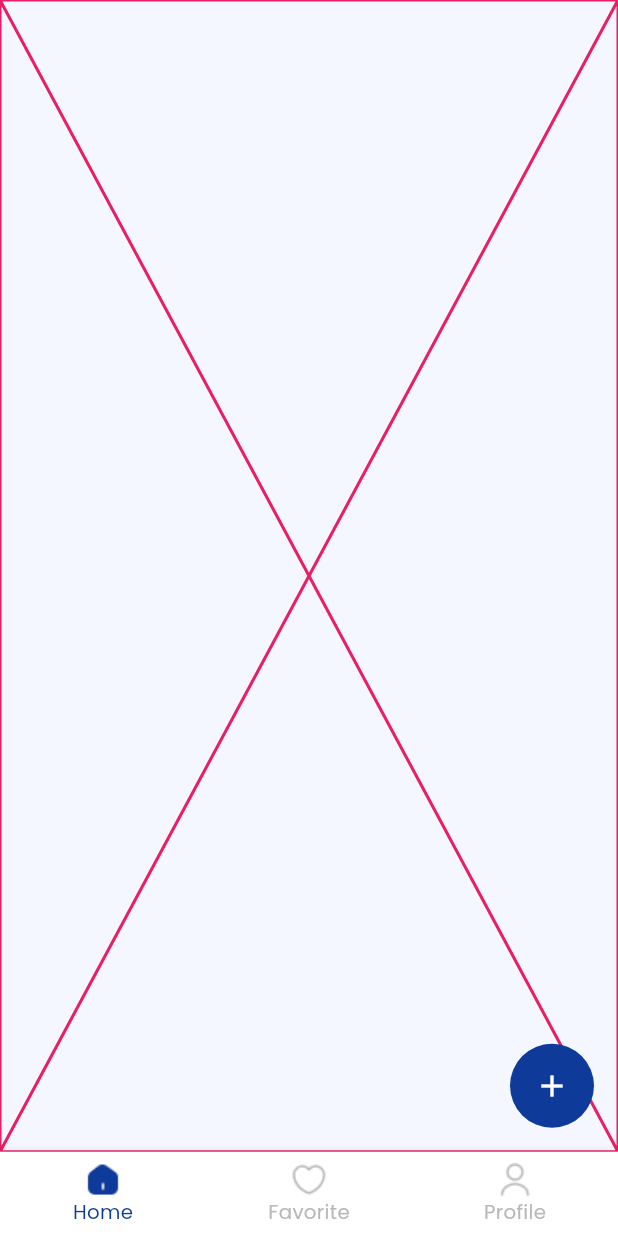
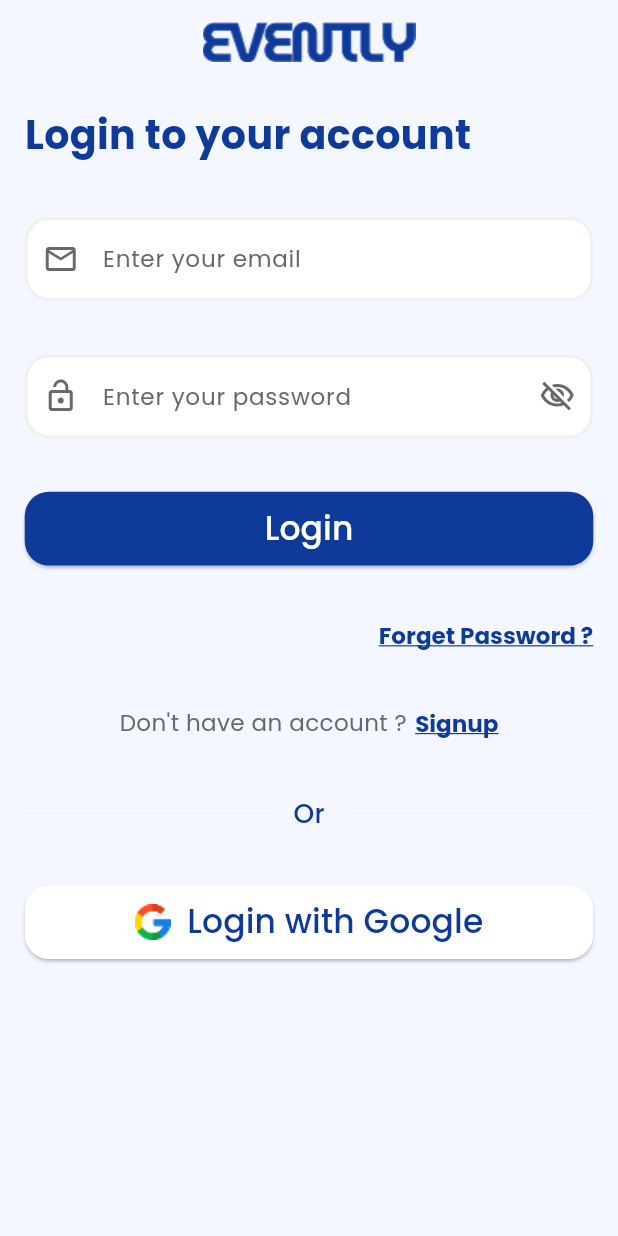
Before and after one commit to nouramer725/Evently-Appplication, a Flutter app: the OnboardingScreen screen opened by its route, after a tap on "Next", after a tap on the "arrow back ios" icon, after a tap on "Skip", on a phone screen of 412 x 824 dp. Run offline on Flutter 3.47's test engine with Material 3 defaults, Android fonts, the phone set to English and light mode, and no system bars; our stand-ins replace google_fonts.

Commit message:
login , register screens with widget directory

```diff
--- /dev/null
+++ b/lib/login_register_Screens/login/login_screen.dart
@@ -0,0 +1,269 @@
+import 'package:evently_app/l10n/app_localizations.dart';
+import 'package:evently_app/utils/app_assets.dart';
+import 'package:evently_app/utils/app_colors.dart';
+import 'package:evently_app/utils/app_routes.dart';
+import 'package:evently_app/utils/app_text.dart';
+import 'package:evently_app/utils/responsive.dart';
+import 'package:evently_app/widgets/custom_elevated_button_widget.dart';
+import 'package:evently_app/widgets/custom_text_form_field_widget.dart';
+import 'package:flutter/material.dart';
+import 'package:provider/provider.dart';
+import '../../provider/app_theme_provider.dart';
+
+class LoginScreen extends StatelessWidget {
+  const LoginScreen({super.key});
+
+  @override
+  Widget build(BuildContext context) {
+    var themeProvider = Provider.of<AppThemeProvider>(context);
+
+    return Scaffold(
+      appBar: AppBar(
+        automaticallyImplyLeading: false,
+        title: themeProvider.isDarkTheme()
+            ? Image.asset(AppAssets.eventlyLogoDark)
+            : Image.asset(AppAssets.eventlyLogo),
+      ),
+      body: Padding(
+        padding: EdgeInsets.symmetric(horizontal: w(15), vertical: h(15)),
+        child: SingleChildScrollView(
+          child: Column(
+            crossAxisAlignment: CrossAxisAlignment.stretch,
+            spacing: h(35),
+            children: [
+              Text(
+                AppLocalizations.of(context)!.login_to_your_account,
+                style: AppText.semiBoldText(
+                  color: themeProvider.isDarkTheme()
+                      ? AppColors.white
+                      : AppColors.mainColorLight,
+                  fontSize: 24,
+                ),
+              ),
+              CustomTextFormFieldWidget(
+                fillColor: themeProvider.isDarkTheme()
+                    ? AppColors.transparentColor
+                    : AppColors.white,
+                borderColor: themeProvider.isDarkTheme()
+                    ? AppColors.strokeColorDark
+                    : AppColors.strokeColorLight,
+                filled: true,
+                hintText: AppLocalizations.of(context)!.enter_your_email,
+                hintStyle: AppText.regularText(
+                  color: themeProvider.isDarkTheme()
+                      ? AppColors.secTextColorDark
+                      : AppColors.secTextColorLight,
+                  fontSize: 14,
+                ),
+                prefixIcon: Icon(Icons.email_outlined),
+                prefixIconColor: themeProvider.isDarkTheme()
+                    ? AppColors.secTextColorDark
+                    : AppColors.secTextColorLight,
+                borderRadius: 16,
+                borderWidth: 2,
+              ),
+              CustomTextFormFieldWidget(
+                fillColor: themeProvider.isDarkTheme()
+                    ? AppColors.transparentColor
+                    : AppColors.white,
+                filled: true,
+                borderColor: themeProvider.isDarkTheme()
+                    ? AppColors.strokeColorDark
+                    : AppColors.strokeColorLight,
+                hintText: AppLocalizations.of(context)!.enter_your_password,
+                hintStyle: AppText.regularText(
+                  color: themeProvider.isDarkTheme()
+                      ? AppColors.secTextColorDark
+                      : AppColors.secTextColorLight,
+                  fontSize: 14,
+                ),
+                prefixIcon: Icon(Icons.lock_open),
+                prefixIconColor: themeProvider.isDarkTheme()
+                    ? AppColors.secTextColorDark
+                    : AppColors.secTextColorLight,
+                borderRadius: 16,
+                borderWidth: 2,
+                suffixIcon: Icon(Icons.visibility_off_outlined),
+                suffixIconColor: themeProvider.isDarkTheme()
+                    ? AppColors.secTextColorDark
+                    : AppColors.secTextColorLight,
+              ),
+              CustomElevatedButtonWidget(
+                widget: Text(
+                  AppLocalizations.of(context)!.login,
+                  style: AppText.mediumText(
+                    color: AppColors.white,
+                    fontSize: 20,
+                  ),
+                ),
+                onPressed: () {
+                  Navigator.pushNamedAndRemoveUntil(
+                    context,
+                    AppRoutes.homeScreenName,
+                    (route) => false,
+                  );
+                },
+                borderRadius: h(16),
+                verticalPadding: h(9),
+                backgroundColor: themeProvider.isDarkTheme()
+                    ? WidgetStateProperty.all(AppColors.mainColorDark)
+                    : WidgetStateProperty.all(AppColors.mainColorLight),
+              ),
+              Row(
+                mainAxisAlignment: MainAxisAlignment.end,
+                children: [
+                  TextButton(
+                    onPressed: () {},
+                    style: ButtonStyle(
+                      backgroundColor: WidgetStateProperty.all(
+                        AppColors.transparentColor,
+                      ),
+                      padding: WidgetStateProperty.all(EdgeInsets.zero),
+                      minimumSize: WidgetStateProperty.all(Size.zero),
+                      tapTargetSize: MaterialTapTargetSize.shrinkWrap,
+                      alignment: Alignment.center,
+                      shape: WidgetStateProperty.all(
+                        RoundedRectangleBorder(
+                          borderRadius: BorderRadius.zero,
+                          side: BorderSide.none,
+                        ),
+                      ),
+                    ),
+                    child: Text(
+                      '${AppLocalizations.of(context)!.forgot_password} ?',
+                      style:
+                          AppText.semiBoldText(
+                            color: themeProvider.isDarkTheme()
+                                ? AppColors.mainColorDark
+                                : AppColors.mainColorLight,
+                            fontSize: 14,
+                          ).copyWith(
+                            decoration: TextDecoration.underline,
+                            decorationColor: themeProvider.isDarkTheme()
+                                ? AppColors.mainColorDark
+                                : AppColors.mainColorLight,
+                          ),
+                    ),
+                  ),
+                ],
+              ),
+              Row(
+                spacing: w(5),
+                mainAxisAlignment: MainAxisAlignment.center,
+                children: [
+                  Text(
+                    AppLocalizations.of(context)!.dont_have_an_account,
+                    style: AppText.regularText(
+                      color: themeProvider.isDarkTheme()
+                          ? AppColors.secTextColorDark
+                          : AppColors.secTextColorLight,
+                      fontSize: 14,
+                    ),
+                  ),
+                  TextButton(
+                    onPressed: () {
+                      Navigator.pushNamedAndRemoveUntil(
+                        context,
+                        AppRoutes.registerScreenName,
+                        (route) => false,
+                      );
+                    },
+                    style: ButtonStyle(
+                      backgroundColor: WidgetStateProperty.all(
+                        AppColors.transparentColor,
+                      ),
+                      padding: WidgetStateProperty.all(EdgeInsets.zero),
+                      minimumSize: WidgetStateProperty.all(Size.zero),
+                      tapTargetSize: MaterialTapTargetSize.shrinkWrap,
+                      alignment: Alignment.center,
+                      shape: WidgetStateProperty.all(
+                        RoundedRectangleBorder(
+                          borderRadius: BorderRadius.zero,
+                          side: BorderSide.none,
+                        ),
+                      ),
+                    ),
+                    child: Text(
+                      AppLocalizations.of(context)!.signup,
+                      style:
+                          AppText.semiBoldText(
+                            color: themeProvider.isDarkTheme()
+                                ? AppColors.mainColorDark
+                                : AppColors.mainColorLight,
+                            fontSize: 14,
+                          ).copyWith(
+                            decoration: TextDecoration.underline,
+                            decorationColor: themeProvider.isDarkTheme()
+                                ? AppColors.mainColorDark
+                                : AppColors.mainColorLight,
+                          ),
+                    ),
+                  ),
+                ],
+              ),
+              Row(
+                children: [
+                  Expanded(
+                    child: Divider(
+                      color: themeProvider.isDarkTheme()
+                          ? AppColors.strokeColorDark
+                          : AppColors.strokeColorLight,
+                      thickness: 1,
+                      endIndent: h(15),
+                    ),
+                  ),
+                  Text(
+                    AppLocalizations.of(context)!.or,
+                    style: AppText.mediumText(
+                      color: themeProvider.isDarkTheme()
+                          ? AppColors.mainColorDark
+                          : AppColors.mainColorLight,
+                      fontSize: 16,
+                    ),
+                  ),
+                  Expanded(
+                    child: Divider(
+                      color: themeProvider.isDarkTheme()
+                          ? AppColors.strokeColorDark
+                          : AppColors.strokeColorLight,
+                      thickness: 1,
+                      indent: h(15),
+                    ),
+                  ),
+                ],
+              ),
+              CustomElevatedButtonWidget(
+                widget: Row(
+                  mainAxisAlignment: MainAxisAlignment.center,
+                  spacing: w(10),
+                  children: [
+                    Image.asset(AppAssets.googleIcon),
+                    Text(
+                      AppLocalizations.of(context)!.login_with_google,
+                      style: AppText.mediumText(
+                        color: themeProvider.isDarkTheme()
+                            ? AppColors.mainColorDark
+                            : AppColors.mainColorLight,
+                        fontSize: 20,
+                      ),
+                    ),
+                  ],
+                ),
+                onPressed: () {},
+                borderRadius: h(16),
+                verticalPadding: h(9),
+                borderColor: themeProvider.isDarkTheme()
+                    ? AppColors.strokeColorDark
+                    : AppColors.transparentColor,
+                borderWidth: 2,
+                backgroundColor: themeProvider.isDarkTheme()
+                    ? WidgetStateProperty.all(AppColors.backgroundColorDark)
+                    : WidgetStateProperty.all(AppColors.white),
+              ),
+            ],
+          ),
+        ),
+      ),
+    );
+  }
+}
--- a/lib/main.dart
+++ b/lib/main.dart
@@ -8,6 +8,8 @@ import 'package:flutter/material.dart';
 import 'package:provider/provider.dart';
 import 'home/home_screen.dart';
 import 'l10n/app_localizations.dart';
+import 'login_register_Screens/login/login_screen.dart';
+import 'login_register_Screens/register/register_screen.dart';
 import 'onBoarding/onboarding_screen.dart';
 
 void main() {
@@ -43,6 +45,8 @@ class MyApp extends StatelessWidget {
       routes: {
         AppRoutes.startScreenName: (context) => StartScreen(),
         AppRoutes.onBoardingScreenName: (context) => OnboardingScreen(),
+        AppRoutes.loginScreenName: (context) => LoginScreen(),
+        AppRoutes.registerScreenName: (context) => RegisterScreen(),
         AppRoutes.homeScreenName: (context) => HomeScreen(),
       },
     );
--- a/lib/onBoarding/onboarding_screen.dart
+++ b/lib/onBoarding/onboarding_screen.dart
@@ -91,7 +91,7 @@ class _OnboardingScreenState extends State<OnboardingScreen> {
               : TextButton(
                   onPressed: () => Navigator.pushReplacementNamed(
                     context,
-                    AppRoutes.homeScreenName,
+                    AppRoutes.loginScreenName,
                   ),
                   child: Text(AppLocalizations.of(context)!.skip),
                 ),
@@ -126,7 +126,7 @@ class _OnboardingScreenState extends State<OnboardingScreen> {
                   if (currentPage == pages.length - 1) {
                     Navigator.pushReplacementNamed(
                       context,
-                      AppRoutes.homeScreenName,
+                      AppRoutes.loginScreenName,
                     );
                   } else {
                     controller.nextPage(
--- a/lib/utils/app_routes.dart
+++ b/lib/utils/app_routes.dart
@@ -2,4 +2,6 @@ class AppRoutes {
   static const homeScreenName = "home_screen";
   static const onBoardingScreenName = "onBoarding_screen";
   static const startScreenName = "start_screen";
+  static const loginScreenName = "login_screen";
+  static const registerScreenName = "register_screen";
 }
--- /dev/null
+++ b/lib/widgets/custom_elevated_button_widget.dart
@@ -0,0 +1,47 @@
+import 'package:flutter/material.dart';
+
+class CustomElevatedButtonWidget extends StatelessWidget {
+  final Widget widget;
+  final VoidCallback onPressed;
+  final double verticalPadding;
+  final double horizontalPadding;
+  final Color borderColor;
+  final double borderWidth;
+  final double borderRadius;
+  final WidgetStateProperty<Color?>? backgroundColor;
+
+  const CustomElevatedButtonWidget({
+    required this.widget,
+    required this.onPressed,
+    this.verticalPadding = 16,
+    this.horizontalPadding = 16,
+    this.borderColor = Colors.transparent,
+    this.borderWidth = 1,
+    this.borderRadius = 16,
+    this.backgroundColor,
+    super.key,
+  });
+
+  @override
+  Widget build(BuildContext context) {
+    return ElevatedButton(
+      style: ButtonStyle(
+        padding: WidgetStateProperty.all(
+          EdgeInsets.symmetric(
+            vertical: verticalPadding,
+            horizontal: horizontalPadding,
+          ),
+        ),
+        shape: WidgetStateProperty.all(
+          RoundedRectangleBorder(
+            borderRadius: BorderRadius.circular(borderRadius),
+            side: BorderSide(color: borderColor, width: borderWidth),
+          ),
+        ),
+        backgroundColor: backgroundColor,
+      ),
+      onPressed: onPressed,
+      child: widget,
+    );
+  }
+}
--- /dev/null
+++ b/lib/widgets/custom_text_form_field_widget.dart
@@ -0,0 +1,74 @@
+import 'package:flutter/material.dart';
+
+class CustomTextFormFieldWidget extends StatelessWidget {
+  final Widget? suffixIcon;
+  final Widget? prefixIcon;
+  final Color? suffixIconColor;
+  final Color? prefixIconColor;
+  final String? labelText;
+  final TextStyle? labelStyle;
+  final String? hintText;
+  final TextStyle? hintStyle;
+  final bool filled;
+  final Color? fillColor;
+  final OutlineInputBorder? enabledBorder;
+  final OutlineInputBorder? focusedBorder;
+  final OutlineInputBorder? errorBorder;
+  final OutlineInputBorder? focusedErrorBorder;
+  final Color borderColor;
+  final double borderWidth;
+  final double borderRadius;
+
+  const CustomTextFormFieldWidget({
+    this.suffixIcon,
+    this.prefixIcon,
+    this.suffixIconColor,
+    this.prefixIconColor,
+    this.labelText,
+    this.labelStyle,
+    this.hintText,
+    this.hintStyle,
+    this.filled = false,
+    this.fillColor,
+    this.enabledBorder,
+    this.focusedBorder,
+    this.errorBorder,
+    this.focusedErrorBorder,
+    this.borderColor = Colors.transparent,
+    this.borderWidth = 1,
+    this.borderRadius = 16,
+    super.key,
+  });
+
+  @override
+  Widget build(BuildContext context) {
+    return TextFormField(
+      decoration: InputDecoration(
+        suffixIcon: suffixIcon,
+        prefixIcon: prefixIcon,
+        suffixIconColor: suffixIconColor,
+        prefixIconColor: prefixIconColor,
+        fillColor: fillColor,
+        filled: filled,
+        labelText: labelText,
+        labelStyle: labelStyle,
+        hintText: hintText,
+        hintStyle: hintStyle,
+        enabledBorder: OutlineInputBorder(
+          borderRadius: BorderRadius.circular(borderRadius),
+          borderSide: BorderSide(color: borderColor, width: borderWidth),
+        ),
+        focusedBorder: OutlineInputBorder(
+          borderRadius: BorderRadius.circular(borderRadius),
+          borderSide: BorderSide(color: borderColor, width: borderWidth),
+        ),
+        border: OutlineInputBorder(
+          borderRadius: BorderRadius.circular(borderRadius),
+          borderSide: BorderSide(color: borderColor, width: borderWidth),
+        ),
+        errorBorder: errorBorder,
+        focusedErrorBorder: focusedErrorBorder,
+      ),
+    );
+  }
+}
```
Also changed, not shown: lib/login_register_Screens/register/register_screen.dart (added, +273 -0 lines), lib/utils/app_theme.dart (+0 -10 lines).
